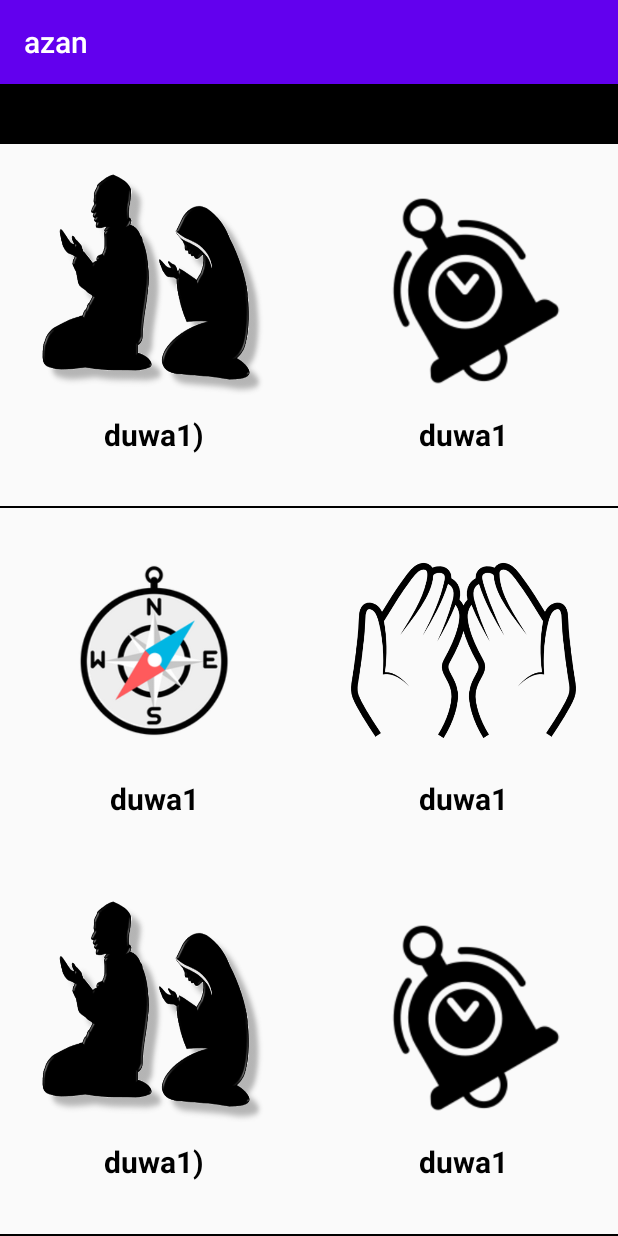
After one commit to firebase55/azanApp, an Android app: the duas screen opened directly, with no data from a screen before it, on a phone screen of 412 x 824 dp. The commit adds this screen. Run offline under Robolectric (Android 15) with nearby library versions, the phone set to English and light mode, and no system bars.

Commit message:
add more activity

```diff
--- a/app/build.gradle
+++ b/app/build.gradle
@@ -31,4 +31,5 @@ dependencies {
     testImplementation 'junit:junit:4.12'
     androidTestImplementation 'androidx.test.ext:junit:1.1.2'
     androidTestImplementation 'androidx.test.espresso:espresso-core:3.3.0'
+    implementation 'androidx.cardview:cardview:1.0.0'
 }
--- /dev/null
+++ b/app/src/main/java/com/example/azan/duas.java
@@ -0,0 +1,14 @@
+package com.example.azan;
+
+import androidx.appcompat.app.AppCompatActivity;
+
+import android.os.Bundle;
+
+public class duas extends AppCompatActivity {
+
+    @Override
+    protected void onCreate(Bundle savedInstanceState) {
+        super.onCreate(savedInstanceState);
+        setContentView(R.layout.activity_duas);
+    }
+}
--- /dev/null
+++ b/app/src/main/res/layout/activity_duas.xml
@@ -0,0 +1,216 @@
+<?xml version="1.0" encoding="utf-8"?>
+<LinearLayout xmlns:android="http://schemas.android.com/apk/res/android"
+    xmlns:app="http://schemas.android.com/apk/res-auto"
+    xmlns:tools="http://schemas.android.com/tools"
+    android:layout_width="match_parent"
+    android:orientation="vertical"
+    android:weightSum="3"
+
+    android:layout_height="match_parent"
+    tools:context=".duas">
+    <LinearLayout
+        android:layout_width="match_parent"
+        android:background="#000"
+        android:layout_height="40dp">
+
+    </LinearLayout>
+    <LinearLayout
+        android:layout_width="match_parent"
+        android:layout_weight="1"
+        android:layout_height="0dp">
+        <LinearLayout
+            android:layout_width="match_parent"
+            android:weightSum="2"
+            android:layout_height="match_parent">
+            <LinearLayout
+                android:layout_width="0dp"
+                android:layout_weight="1"
+                android:orientation="vertical"
+                android:layout_height="match_parent">
+                <ImageView
+                    android:layout_width="150dp"
+                    android:layout_gravity="center"
+                    android:background="@drawable/nim"
+                    android:layout_marginTop="20dp"
+                    android:layout_height="150dp">
+
+                </ImageView>
+                <TextView
+                    android:layout_width="match_parent"
+                    android:textColor="#000"
+                    android:textSize="20dp"
+                    android:layout_marginTop="10dp"
+                    android:textStyle="bold"
+                    android:text="duwa1)"
+                    android:gravity="center"
+                    android:layout_height="wrap_content">
+
+                </TextView>
+            </LinearLayout>
+            <LinearLayout
+                android:layout_width="0dp"
+                android:layout_weight="1"
+                android:orientation="vertical"
+                android:layout_height="match_parent">
+                <ImageView
+                    android:layout_width="150dp"
+                    android:layout_gravity="center"
+                    android:background="@drawable/time"
+                    android:layout_marginTop="20dp"
+                    android:layout_height="150dp">
+
+                </ImageView>
+                <TextView
+                    android:layout_width="match_parent"
+                    android:textColor="#000"
+                    android:textSize="20dp"
+                    android:layout_marginTop="10dp"
+                    android:textStyle="bold"
+                    android:text="duwa1"
+                    android:gravity="center"
+                    android:layout_height="wrap_content">
+
+                </TextView>
+            </LinearLayout>
+
+        </LinearLayout>
+
+    </LinearLayout>
+    <View
+        android:layout_width="match_parent"
+        android:background="#000"
+        android:layout_height="1dp">
+
+    </View>
+
+    <LinearLayout
+        android:layout_width="match_parent"
+        android:layout_weight="1"
+        android:layout_height="0dp">
+        <LinearLayout
+            android:layout_width="match_parent"
+            android:weightSum="2"
+            android:layout_height="match_parent">
+            <LinearLayout
+                android:layout_width="0dp"
+                android:layout_weight="1"
+                android:orientation="vertical"
+                android:layout_height="match_parent">
+                <ImageView
+                    android:layout_width="150dp"
+                    android:layout_gravity="center"
+                    android:background="@drawable/compass"
+                    android:layout_marginTop="20dp"
+                    android:layout_height="150dp">
+
+                </ImageView>
+                <TextView
+                    android:layout_width="match_parent"
+                    android:textColor="#000"
+                    android:textSize="20dp"
+                    android:layout_marginTop="10dp"
+                    android:textStyle="bold"
+                    android:text="duwa1"
+                    android:gravity="center"
+                    android:layout_height="wrap_content">
+
+                </TextView>
+            </LinearLayout>
+            <LinearLayout
+                android:layout_width="0dp"
+                android:layout_weight="1"
+                android:orientation="vertical"
+                android:layout_height="match_parent">
+                <ImageView
+                    android:layout_width="150dp"
+                    android:layout_gravity="center"
+                    android:background="@drawable/duwa"
+                    android:layout_marginTop="20dp"
+                    android:layout_height="150dp">
+
+                </ImageView>
+                <TextView
+                    android:layout_width="match_parent"
+                    android:textColor="#000"
+                    android:textSize="20dp"
+                    android:layout_marginTop="10dp"
+                    android:textStyle="bold"
+                    android:text="duwa1"
+                    android:gravity="center"
+                    android:layout_height="wrap_content">
+
+                </TextView>
+            </LinearLayout>
+
+        </LinearLayout>
+    </LinearLayout>
+    <LinearLayout
+        android:layout_width="match_parent"
+        android:layout_weight="1"
+        android:layout_height="0dp">
+        <LinearLayout
+            android:layout_width="match_parent"
+            android:weightSum="2"
+            android:layout_height="match_parent">
+            <LinearLayout
+                android:layout_width="0dp"
+                android:layout_weight="1"
+                android:orientation="vertical"
+                android:layout_height="match_parent">
+                <ImageView
+                    android:layout_width="150dp"
+                    android:layout_gravity="center"
+                    android:background="@drawable/nim"
+                    android:layout_marginTop="20dp"
+                    android:layout_height="150dp">
+
+                </ImageView>
+                <TextView
+                    android:layout_width="match_parent"
+                    android:textColor="#000"
+                    android:textSize="20dp"
+                    android:layout_marginTop="10dp"
+                    android:textStyle="bold"
+                    android:text="duwa1)"
+                    android:gravity="center"
+                    android:layout_height="wrap_content">
+
+                </TextView>
+            </LinearLayout>
+            <LinearLayout
+                android:layout_width="0dp"
+                android:layout_weight="1"
+                android:orientation="vertical"
+                android:layout_height="match_parent">
+                <ImageView
+                    android:layout_width="150dp"
+                    android:layout_gravity="center"
+                    android:background="@drawable/time"
+                    android:layout_marginTop="20dp"
+                    android:layout_height="150dp">
+
+                </ImageView>
+                <TextView
+                    android:layout_width="match_parent"
+                    android:textColor="#000"
+                    android:textSize="20dp"
+                    android:layout_marginTop="10dp"
+                    android:textStyle="bold"
+                    android:text="duwa1"
+                    android:gravity="center"
+                    android:layout_height="wrap_content">
+
+                </TextView>
+            </LinearLayout>
+
+        </LinearLayout>
+
+    </LinearLayout>
+    <View
+        android:layout_width="match_parent"
+        android:background="#000"
+        android:layout_height="1dp">
+
+    </View>
+
+</LinearLayout>
--- a/app/src/main/res/values/colors.xml
+++ b/app/src/main/res/values/colors.xml
@@ -3,4 +3,5 @@
     <color name="colorPrimary">#6200EE</color>
     <color name="colorPrimaryDark">#3700B3</color>
     <color name="colorAccent">#03DAC5</color>
+    <string name="app_color">#03A9F4</string>
 </resources>
--- a/app/src/main/res/values/strings.xml
+++ b/app/src/main/res/values/strings.xml
@@ -1,3 +1,4 @@
 <resources>
     <string name="app_name">azan</string>
+    <string name="fajar">As an Islamic day starts at sunset, the Fajr prayer is technically the third prayer of the day. If counted from midnight, it is usually the first prayer of the day.</string>
 </resources>
```
Also changed, not shown: app/src/main/AndroidManifest.xml (+6 -1 lines), app/src/main/java/com/example/azan/FajarNamaz.java (added, +14 -0 lines), app/src/main/java/com/example/azan/Namaz.java (added, +14 -0 lines), app/src/main/java/com/example/azan/namazActivity.java (added, +14 -0 lines), app/src/main/java/com/example/azan/wudu.java (added, +14 -0 lines), app/src/main/res/layout/activity_fajar_namaz.xml (added, +51 -0 lines), app/src/main/res/layout/activity_namaz.xml (added, +86 -0 lines), app/src/main/res/layout/activity_namaz2.xml (added, +117 -0 lines), app/src/main/res/layout/activity_wudu.xml (added, +51 -0 lines), app/src/main/res/drawable/wuzu.png (added).
